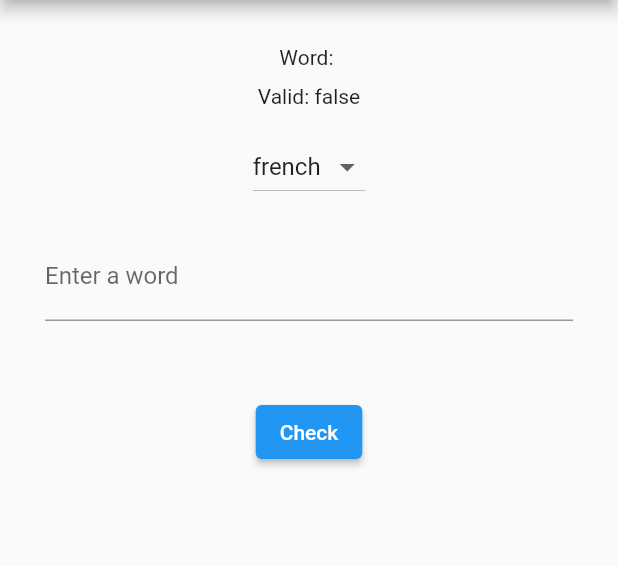
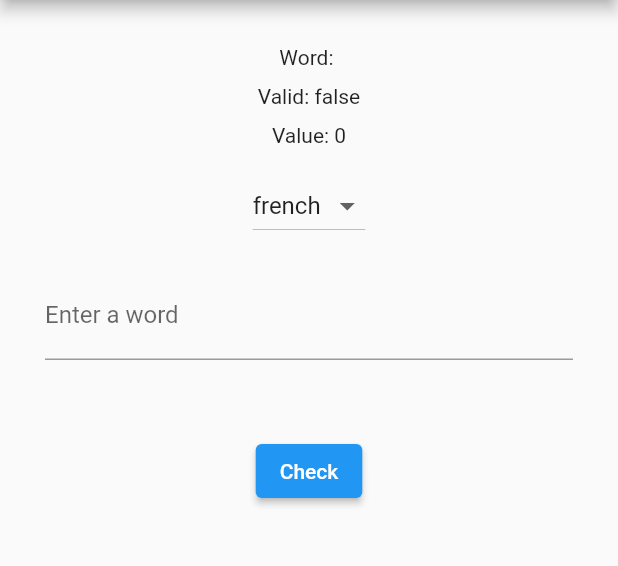
Before and after one commit to theblackman2/scrabble-word-checker, a Flutter app: the screen it shows after launch, on a phone screen of 412 x 824 dp, the part 84-650 px from its top. Run offline on Flutter 3.47's test engine with Material 2 defaults, Android fonts, the phone set to English and light mode, and no system bars.

Commit message:
feat✨: update example app

```diff
--- a/example/lib/main.dart
+++ b/example/lib/main.dart
@@ -34,6 +34,7 @@ class _MyHomePageState extends State<MyHomePage> {
   final TextEditingController controller = TextEditingController();
   String word = "";
   bool valid = false;
+  int value = 0;
   ScrabbleLanguage language = ScrabbleLanguage.french;
 
   @override
@@ -56,6 +57,7 @@ class _MyHomePageState extends State<MyHomePage> {
       return;
     }
     valid = wordChecker.isValidWord(controller.text.trim());
+    value = wordChecker.getWordValue(controller.text.trim());
     word = controller.text.trim();
     setState(() {});
   }
@@ -77,6 +79,8 @@ class _MyHomePageState extends State<MyHomePage> {
                 Text(
                   "Valid: ${valid.toString()}",
                 ),
+                const SizedBox(height: 10.0),
+                Text("Value: $value"),
                 const SizedBox(height: 15.0),
                 DropdownButton(
                   value: language,
--- a/example/pubspec.yaml
+++ b/example/pubspec.yaml
@@ -12,7 +12,7 @@ dependencies:
     sdk: flutter
 
   cupertino_icons: ^1.0.2
-  scrabble_word_checker: any
+  scrabble_word_checker: ^0.0.7
 
 dev_dependencies:
   flutter_test:
```
Also changed, not shown: example/pubspec.lock.
